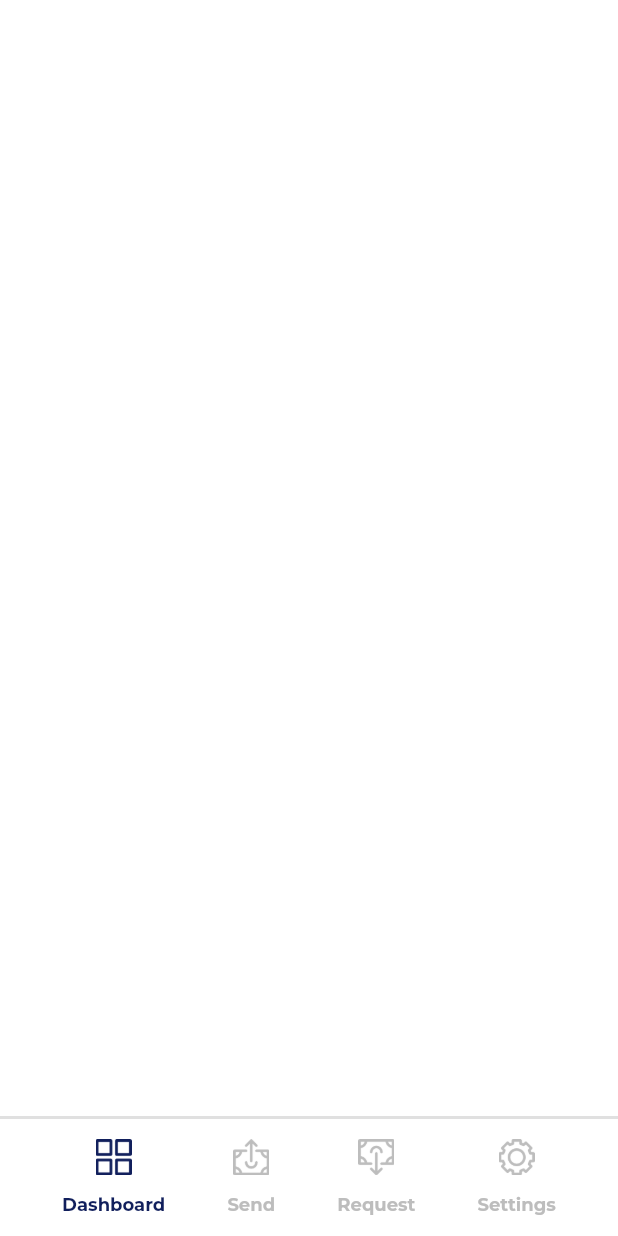
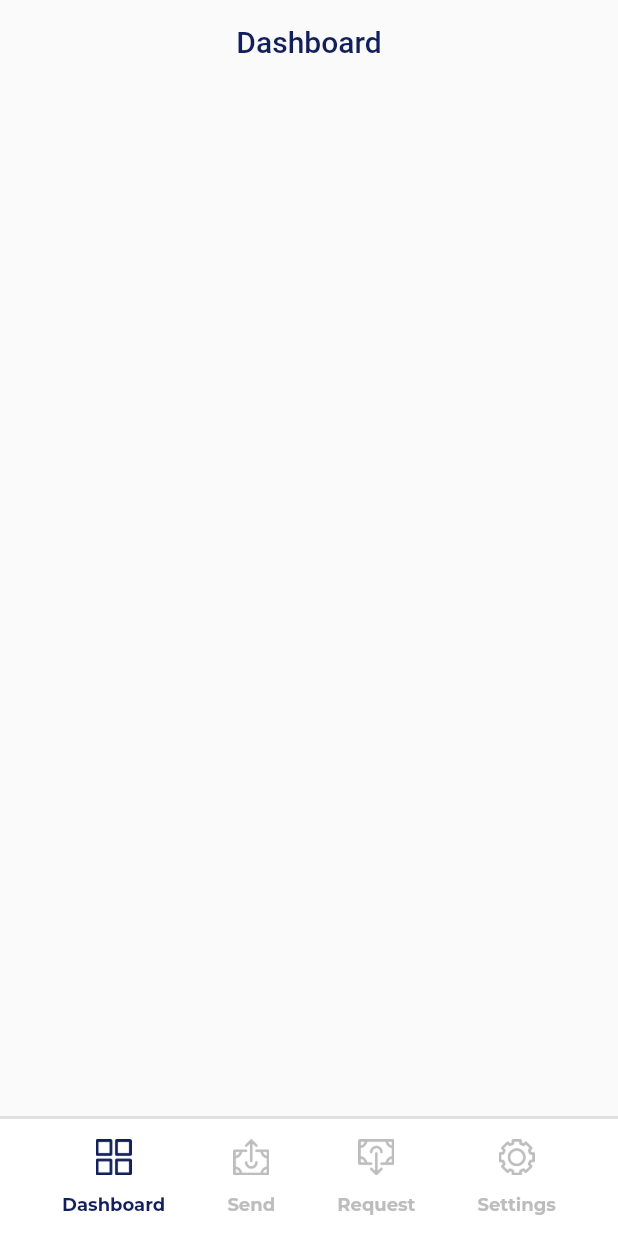
Before and after one commit to gerfagerfa/paypal, a Flutter app: the Master screen opened directly, on a phone screen of 412 x 824 dp. Run offline on Flutter 3.47's test engine with Material 2 defaults, Android fonts, the phone set to English and light mode, and no system bars; our stand-ins replace google_fonts.

Commit message:
skeleton views finished

```diff
--- /dev/null
+++ b/lib/screens/dashboard.dart
@@ -0,0 +1,12 @@
+import 'package:flutter/material.dart';
+import 'package:paypal/shared/widgets.dart';
+import 'package:paypal/utils/constants.dart';
+
+class Dashboard extends StatelessWidget {
+  @override
+  Widget build(BuildContext context) {
+    return Scaffold(
+      appBar: buildAppBar("Dashboard"),
+    );
+  }
+}
--- a/lib/screens/master.dart
+++ b/lib/screens/master.dart
@@ -1,5 +1,9 @@
 import 'package:flutter/material.dart';
 import 'package:paypal/shared/bottom_navigation_item.dart';
+import 'package:paypal/screens/dashboard.dart';
+import 'package:paypal/screens/send.dart';
+import 'package:paypal/screens/request.dart';
+import 'package:paypal/screens/settings.dart';
 
 class Master extends StatefulWidget {
   @override
@@ -7,10 +11,39 @@ class Master extends StatefulWidget {
 }
 
 class _MasterState extends State<Master> {
+
+  List<bool> bottomNavigationItemStatus = [true, false, false, false];
+
+  Widget currentWidgetView;
+
+  @override
+  void initState() {
+    super.initState();
+    setState(() {
+      currentWidgetView = Dashboard();
+    });
+  }
+
+  setCurrentWidgetView(int index){
+    setState(() {
+      switch (index){
+        case 0: currentWidgetView = Dashboard(); break;
+        case 1: currentWidgetView = Send(); break;
+        case 2: currentWidgetView = Request(); break;
+        case 3: currentWidgetView = Settings(); break;
+      }
+      bottomNavigationItemStatus = [index == 0, index == 1, index == 2, index == 3];
+    });
+  }
+
   @override
   Widget build(BuildContext context) {
     return Scaffold(
       backgroundColor: Colors.white,
+      body: AnimatedSwitcher(
+        duration: Duration(milliseconds: 250),
+        child: currentWidgetView,
+      ),
       bottomNavigationBar: Container(
         height: 80,
         color: Colors.white,
@@ -30,36 +63,36 @@ class _MasterState extends State<Master> {
                   BottomNavigationItem(
                     imageUrl: "assets/icons/tile.png",
                     text: "Dashboard",
-                    selected: true,
+                    selected: bottomNavigationItemStatus[0],
                     onPress: () {
-
+                      setCurrentWidgetView(0);
                     },
                   ),
 
                   BottomNavigationItem(
                     imageUrl: "assets/icons/send_money.png",
                     text: "Send",
-                    selected: false,
+                    selected: bottomNavigationItemStatus[1],
                     onPress: () {
-
+                      setCurrentWidgetView(1);
                     },
                   ),
 
                   BottomNavigationItem(
                     imageUrl: "assets/icons/request_money.png",
                     text: "Request",
-                    selected: false,
+                    selected: bottomNavigationItemStatus[2],
                     onPress: () {
-
+                      setCurrentWidgetView(2);
                     },
                   ),
 
                   BottomNavigationItem(
                     imageUrl: "assets/icons/settings.png",
                     text: "Settings",
-                    selected: false,
+                    selected: bottomNavigationItemStatus[3],
                     onPress: () {
-
+                      setCurrentWidgetView(3);
                     },
                   ),
 
--- a/lib/shared/bottom_navigation_item.dart
+++ b/lib/shared/bottom_navigation_item.dart
@@ -12,7 +12,11 @@ class BottomNavigationItem extends StatelessWidget {
 
   @override
   Widget build(BuildContext context) {
-    return Column(
+    return GestureDetector(
+      onTap: () {
+        onPress();
+      },
+      child: Column(
         mainAxisAlignment: MainAxisAlignment.center,
         children: [
 
@@ -39,6 +43,7 @@ class BottomNavigationItem extends StatelessWidget {
           )
 
         ],
+      ),
     );
   }
 }
--- /dev/null
+++ b/lib/shared/widgets.dart
@@ -0,0 +1,17 @@
+import 'package:flutter/material.dart';
+import 'package:paypal/utils/constants.dart';
+
+buildAppBar(String title) {
+  return AppBar(
+    backgroundColor: Colors.transparent,
+    elevation: 0,
+    centerTitle: true,
+    title: Text(
+      title,
+      style: TextStyle(
+        color: kPrimaryColor,
+      ),
+    ),
+    automaticallyImplyLeading: false,
+  );
+}
```
Also changed, not shown: lib/screens/request.dart (added, +12 -0 lines), lib/screens/send.dart (added, +12 -0 lines), lib/screens/settings.dart (added, +12 -0 lines). Lines whose indentation alone changed are shown as unchanged.
